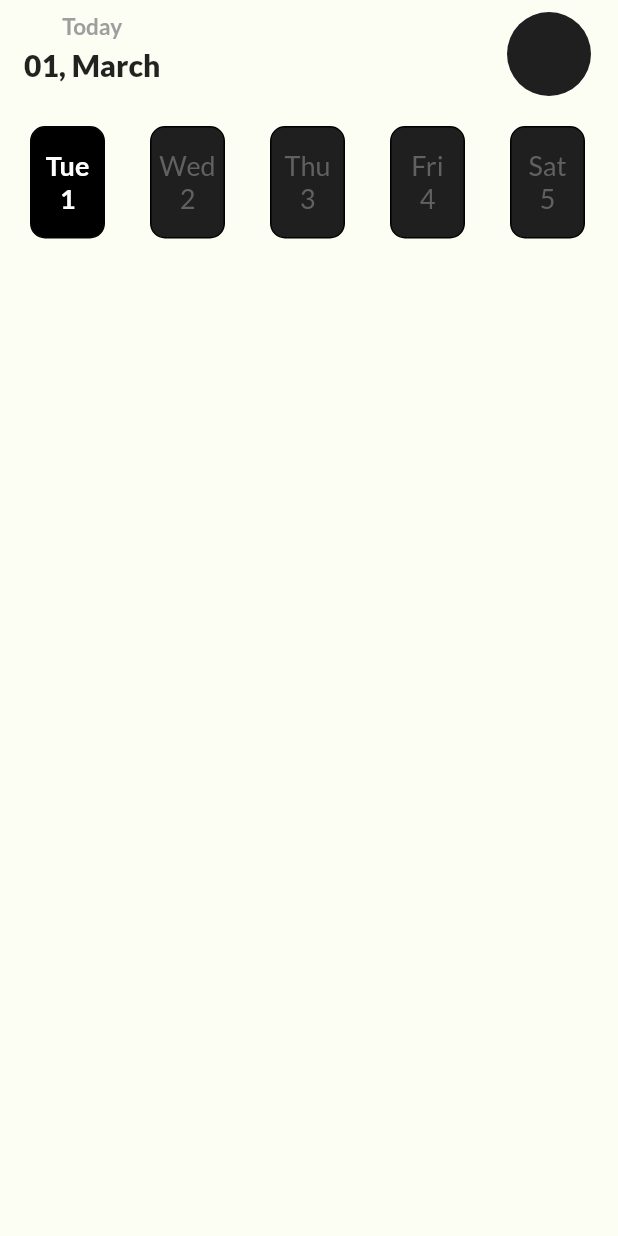
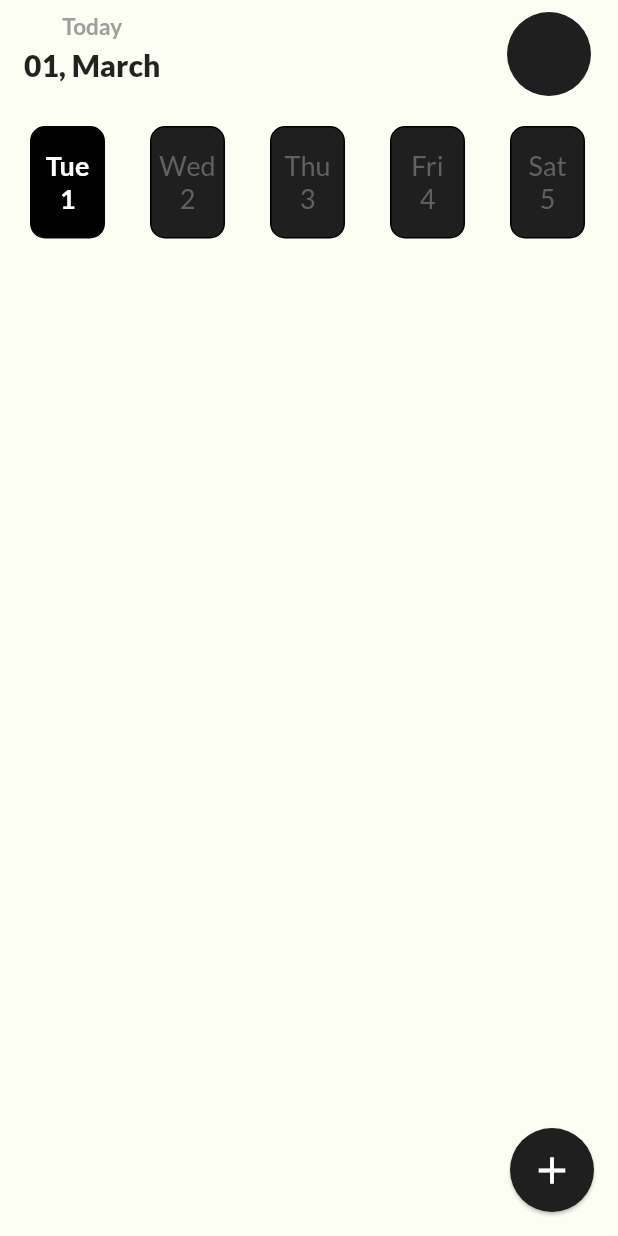
Before and after one commit to Netesh5/To-do-app, a Flutter app: the screen it shows after launch, on a phone screen of 412 x 824 dp. Run offline on Flutter 3.47's test engine with Material 2 defaults, Android fonts, the phone set to English and light mode, and no system bars; our stand-ins replace google_fonts, syncfusion_flutter_calendar.

Commit message:
FAB_implementation

```diff
--- /dev/null
+++ b/lib/fab.dart
@@ -0,0 +1,26 @@
+import 'package:flutter/material.dart';
+
+class fab extends StatefulWidget {
+  const fab({Key? key}) : super(key: key);
+
+  @override
+  _fabState createState() => _fabState();
+}
+
+Color primary_light_color = const Color(0xffFCFDF3);
+Color primary_dark_color = const Color(0xff1f1f1f);
+Color faded_black = Colors.grey.shade700;
+
+class _fabState extends State<fab> {
+  @override
+  Widget build(BuildContext context) {
+    return FloatingActionButton(
+        child: const Icon(
+          Icons.add,
+          size: 30,
+        ),
+        elevation: 1,
+        backgroundColor: primary_dark_color,
+        onPressed: () {});
+  }
+}
--- a/lib/homepage.dart
+++ b/lib/homepage.dart
@@ -1,5 +1,6 @@
 import 'package:flutter/material.dart';
 import 'package:intl/intl.dart';
+import 'package:todo/fab.dart';
 import 'package:todo/weekbar.dart';
 
 class Homepage extends StatefulWidget {
@@ -52,6 +53,8 @@ class _HomepageState extends State<Homepage> {
             ],
           ),
         ),
+        floatingActionButtonLocation: FloatingActionButtonLocation.endFloat,
+        floatingActionButton: const fab(),
       ),
     );
   }
```
Also changed, not shown: lib/stepper_task.dart (added, +19 -0 lines).
